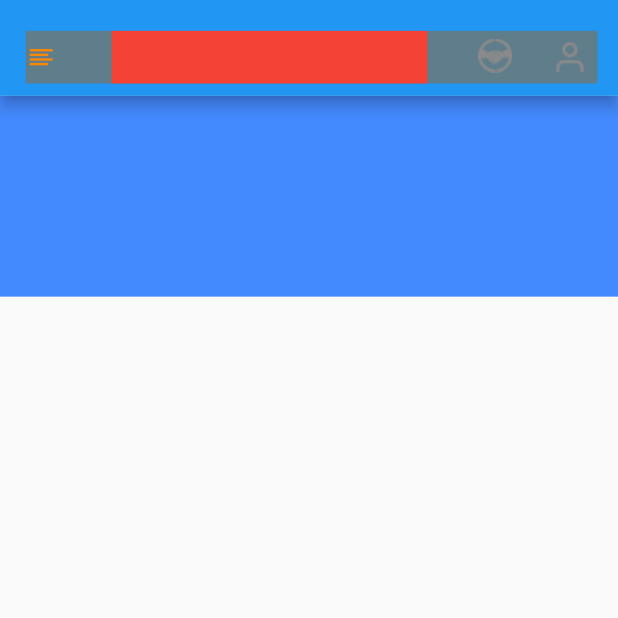
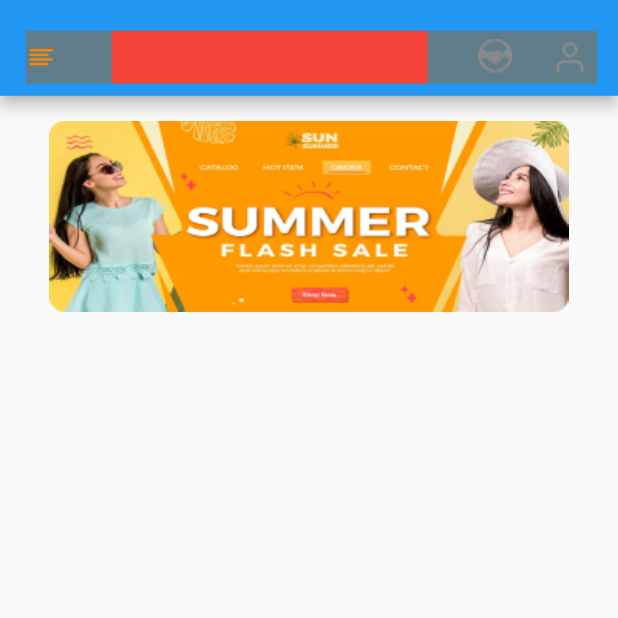
Before and after one commit to asif-excelitai/bpp_seller_ui, a Flutter app: the screen it shows after launch, on a phone screen of 412 x 824 dp, the top half of it. Run offline on Flutter 3.47's test engine with Material 2 defaults, Android fonts, the phone set to English and light mode, and no system bars; drawn by our look-alikes of carousel_slider; our stand-ins replace flutter_screenutil.

Commit message:
Drarer touch fully solved ,added slider on home page ,remain indcicator and other option

```diff
--- /dev/null
+++ b/lib/Model/imageis_list_model.dart
@@ -0,0 +1,13 @@
+class Homeslider{
+  int? imageId;
+  String? sliderImage;
+
+  Homeslider({this.imageId ,this.sliderImage});
+
+}
+
+final List<Homeslider> homeSliderList=[
+  Homeslider(imageId: 1 ,sliderImage: "assets/images/homepahe_carosul/cs1.png"),
+  Homeslider(imageId: 2 ,sliderImage: "assets/images/homepahe_carosul/cs2.png"),
+  Homeslider(imageId: 3 ,sliderImage: "assets/images/homepahe_carosul/cs3.png"),
+];
--- /dev/null
+++ b/lib/pages/screens/Home_Screen/widgets/carousal_slider.dart
@@ -0,0 +1,39 @@
+import 'package:flutter/material.dart';
+import 'package:flutter_screenutil/flutter_screenutil.dart';
+import 'package:carousel_slider/carousel_slider.dart';
+
+import '../../../../Model/imageis_list_model.dart';
+
+class HomepageCarousalSlider extends StatelessWidget {
+  const HomepageCarousalSlider({super.key});
+
+  @override
+  Widget build(BuildContext context) {
+    return Container(
+        width: 336.w,
+        height: 124.h,
+        child: CarouselSlider.builder(
+            itemCount: homeSliderList.length,
+            itemBuilder:
+                (BuildContext context, int itemIndex, int pageviewIndex) {
+              return
+                // Image("${homeSliderList[itemIndex].sliderImage}");
+                Container(
+                    // margin: EdgeInsets.only(left: 5.w,right: 5.w),
+                    decoration: BoxDecoration(
+                      borderRadius: BorderRadius.circular(10),
+                    ),
+                    child: Image.asset("${homeSliderList[itemIndex].sliderImage}",fit: BoxFit.fill,)
+                );
+            },
+            options: CarouselOptions(
+                autoPlay: true,
+                initialPage: 0,
+                aspectRatio: 1,
+                enlargeCenterPage: true,
+                autoPlayAnimationDuration: Duration(milliseconds: 500),
+                viewportFraction: 2))
+
+    );
+  }
+}
--- a/lib/pages/screens/Home_Screen/widgets/homepage.dart
+++ b/lib/pages/screens/Home_Screen/widgets/homepage.dart
@@ -1,6 +1,8 @@
 import 'package:flutter/material.dart';
 import 'package:flutter/services.dart';
 import 'package:flutter_screenutil/flutter_screenutil.dart';
+
+import 'carousal_slider.dart';
 
 
 class Homepage extends StatefulWidget {
@@ -31,13 +33,13 @@ class _HomepageState extends State<Homepage> {
               children: [
                 Padding(
                   padding: EdgeInsets.only(top: 5.h,right: 24.w,bottom: 5.h),
-                  child: Container(
-                    margin: EdgeInsets.only(top: 3.h,bottom: 3.h,right: 8.w),
-                    child: InkWell(
+                  child: InkWell(
+                    onTap: (){
+                      _scaffoldKey.currentState!.openDrawer();
+                    },
+                    child: Container(
+                      margin: EdgeInsets.only(top: 3.h,bottom: 3.h,right: 8.w),
                       child: Image.asset("assets/icon/drawer.png",width: 18.w,height: 18.h,),
-                      onTap: (){
-                        _scaffoldKey.currentState!.openDrawer();
-                      },
                     ),
                   ),
                 ),
@@ -79,122 +81,23 @@ class _HomepageState extends State<Homepage> {
         ],
       ),
 
-      body:Container(
-        height: 130.h,
-        color: Colors.blueAccent,
-        // child: Container(
-        //   margin: EdgeInsets.fromLTRB(12.w, 20.h, 12.w, 8.h),
-        //   color: Colors.blueGrey,
-        //   child: Row(
-        //     children: [
-        //       Padding(
-        //         padding: EdgeInsets.only(top: 5.h,right: 24.w,bottom: 5.h),
-        //         child: Container(
-        //           margin: EdgeInsets.only(top: 3.h,bottom: 3.h,right: 8.w),
-        //           child: InkWell(
-        //             child: Image.asset("assets/icon/drawer.png",width: 18.w,height: 18.h,),
-        //             onTap: (){
-        //               _scaffoldKey.currentState!.openDrawer();
-        //             },
-        //           ),
-        //         ),
-        //       ),
-        //       Container(
-        //         width: 184.w,
-        //         height: 34.h,
-        //         color: Colors.red,
-        //       ),
-        //       Padding(
-        //         padding:  EdgeInsets.only(top: 4.h,left: 26.w,bottom: 4.h),
-        //         child: Row(
-        //           children: [
-        //             Container(
-        //               margin: EdgeInsets.only(top: 1.h,bottom: 3.h,right: 3.w,),
-        //               child: InkWell(
-        //                 child: Image.asset("assets/icon/agent.png",width: 27.w,height: 26.h,),
-        //                 onTap: (){
-        //                 },
-        //               )
-        //
-        //               // Image.asset("assets/icon/user.png",) assets/icon/agent.png
-        //
-        //               ,),
-        //             Container(
-        //                 margin: EdgeInsets.only(right: 4.w,left: 15.w),
-        //                 child: InkWell(
-        //                   child: Image.asset("assets/icon/user.png",width: 24.w,height: 24.h,),
-        //                   onTap: (){
-        //                   },
-        //                 )
-        //             ),
-        //           ],
-        //         ),
-        //       )
-        //
-        //     ],
-        //   ),
-        // ),
+      body:Column(
+        children: [
+          Padding(
+            padding: EdgeInsets.only( top: 16.h,right: 12.w,left: 12.w),
+            child: Column(
+              children: [
+                HomepageCarousalSlider(),
+
+              ],
+            ),
+          ),
+
+        ],
       ),
       drawer: Drawer(
         backgroundColor: Colors.red,
       ) ,
-      // appBar: PreferredSize(preferredSize: Size.fromHeight(62.h),
-      //     child: Container(
-      //       height: 62.h,
-      //       color: Colors.cyanAccent,
-      //       child: Container(
-      //         margin: EdgeInsets.fromLTRB(12.w, 20.h, 12.w, 8.h),
-      //         color: Colors.blueGrey,
-      //         child: Row(
-      //           children: [
-      //             Padding(
-      //               padding: EdgeInsets.only(top: 5.h,right: 24.w,bottom: 5.h),
-      //               child: Container(
-      //                 margin: EdgeInsets.only(top: 3.h,bottom: 3.h,right: 8.w),
-      //                 child: InkWell(
-      //                   child: Image.asset("assets/icon/drawer.png",width: 18.w,height: 18.h,),
-      //                   onTap: (){
-      //                     Scaffold.of(context).openDrawer();
-      //                   },
-      //                 ),
-      //               ),
-      //             ),
-      //             Container(
-      //               width: 184.w,
-      //               height: 34.h,
-      //               color: Colors.red,
-      //             ),
-      //             Padding(
-      //               padding:  EdgeInsets.only(top: 4.h,left: 26.w,bottom: 4.h),
-      //               child: Row(
-      //                 children: [
-      //                   Container(
-      //                     margin: EdgeInsets.only(top: 1.h,bottom: 3.h,right: 3.w,),
-      //                     child: InkWell(
-      //                       child: Image.asset("assets/icon/agent.png",width: 27.w,height: 26.h,),
-      //                       onTap: (){
-      //                       },
-      //                     )
-      //
-      //
-      //                     ,),
-      //                   Container(
-      //                       margin: EdgeInsets.only(right: 4.w,left: 15.w),
-      //                       child: InkWell(
-      //                         child: Image.asset("assets/icon/user.png",width: 24.w,height: 24.h,),
-      //                         onTap: (){
-      //                         },
-      //                       )
-      //                   ),
-      //                 ],
-      //               ),
-      //             )
-      //
-      //           ],
-      //         ),
-      //       ),
-      //     )
-      // )
     );
   }
 
```
Also changed, not shown: pubspec.yaml (+6 -30 lines), assets/images/homepahe_carosul/cs1.png (added), assets/images/homepahe_carosul/cs2.png (added), assets/images/homepahe_carosul/cs3.png (added), pubspec.lock.
